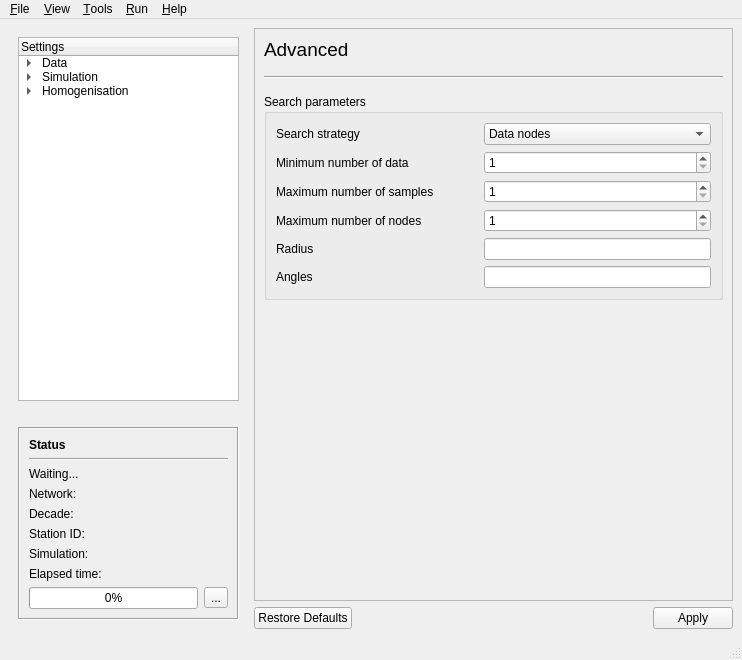
Qt form GSIMCLI/interface/gsimcli.ui (iled/gsimcli) before a commit.
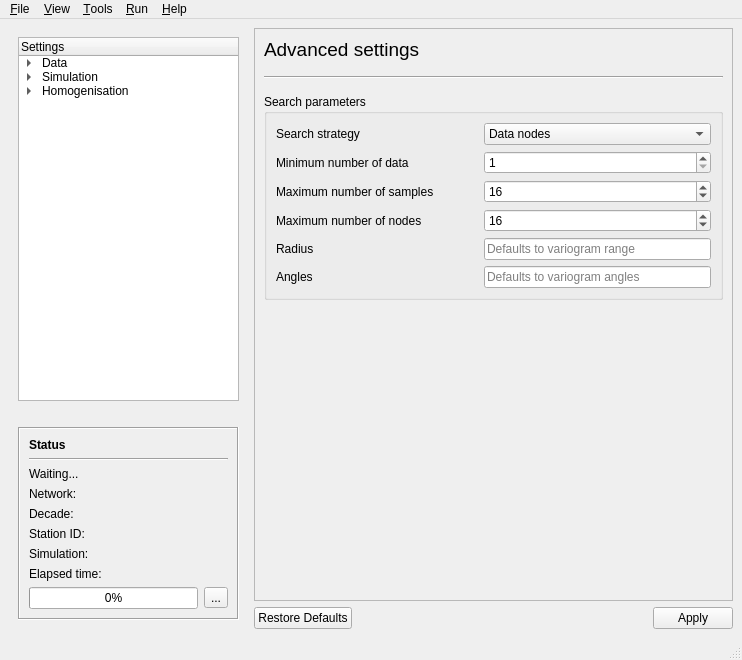
The same form after that commit. The open tabs and pages were chosen to show the change.

Commit message:
add advanced parameters with GuiParams, deprecated
. small ui adjustments
. new parameters from advanced pane specified with GuiParams and added
to GsimcliPar
. connected both spin boxes of the max search nodes
. deprecated load_gsimcli_settings

Patch:
```diff
--- a/GSIMCLI/interface/gsimcli.ui
+++ b/GSIMCLI/interface/gsimcli.ui
@@ -1308,7 +1308,7 @@
                 </font>
                </property>
                <property name="text">
-                <string>Advanced</string>
+                <string>Advanced settings</string>
                </property>
               </widget>
              </item>
@@ -1375,6 +1375,9 @@
                 <property name="maximum">
                  <number>64</number>
                 </property>
+                <property name="value">
+                 <number>16</number>
+                </property>
                </widget>
               </item>
               <item row="3" column="0">
@@ -1392,6 +1395,9 @@
                 <property name="maximum">
                  <number>1000</number>
                 </property>
+                <property name="value">
+                 <number>16</number>
+                </property>
                </widget>
               </item>
               <item row="0" column="1">
@@ -1426,10 +1432,18 @@
                </widget>
               </item>
               <item row="4" column="1">
-               <widget class="QLineEdit" name="SA_lineRadius"/>
+               <widget class="QLineEdit" name="SA_lineRadius">
+                <property name="placeholderText">
+                 <string>Defaults to variogram range</string>
+                </property>
+               </widget>
               </item>
               <item row="5" column="1">
-               <widget class="QLineEdit" name="SA_lineAngles"/>
+               <widget class="QLineEdit" name="SA_lineAngles">
+                <property name="placeholderText">
+                 <string>Defaults to variogram angles</string>
+                </property>
+               </widget>
               </item>
              </layout>
             </widget>
```
Left out of the diff: 20 changed lines with no effect on the pictures. The commit also changes 2 other files.
